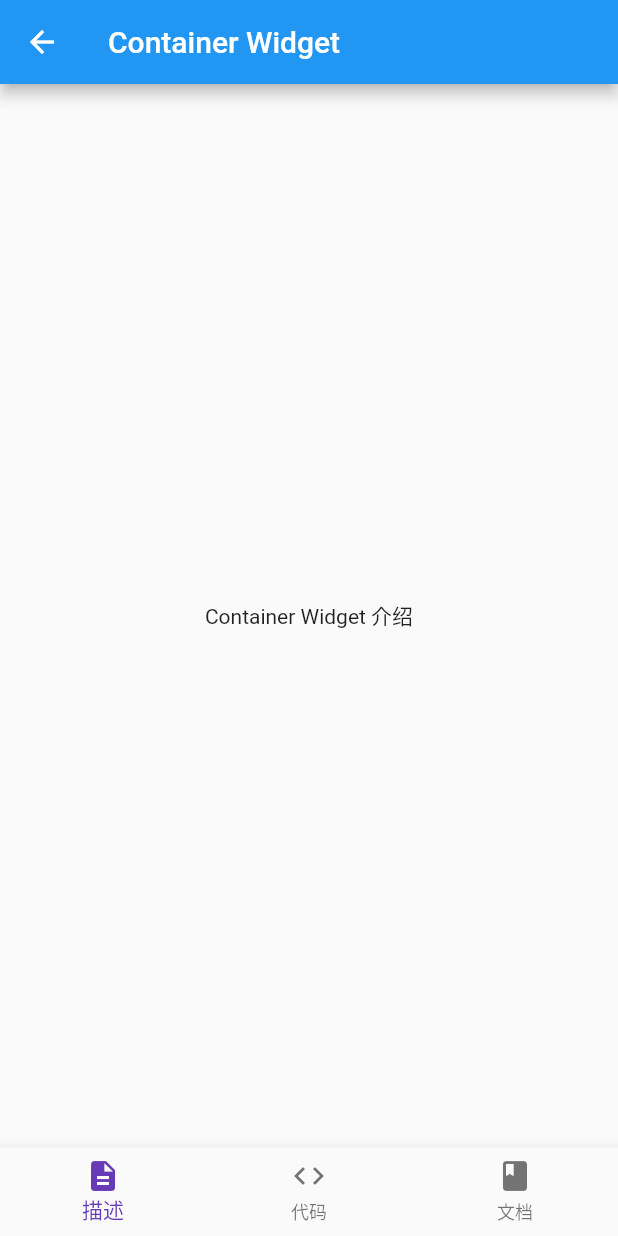
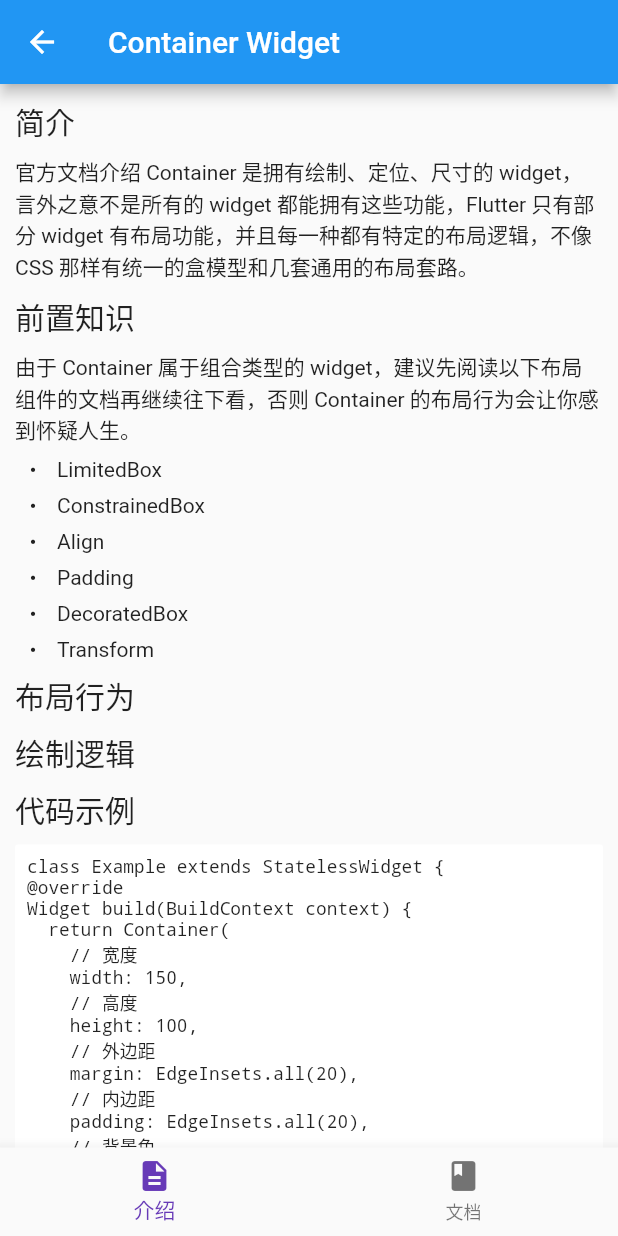
Before and after one commit to yuezhilunhui2009/flutter_study, a Flutter app: the ContainerView screen opened directly, on a phone screen of 412 x 824 dp. Run offline on Flutter 3.47's test engine with Material 2 defaults, Android fonts, the phone set to English and light mode, and no system bars; drawn by our look-alikes of flutter_markdown; missing offline and left inert: flutter_webview_plugin; network calls fail.

````diff
--- a/lib/pages/layout/container_view.dart
+++ b/lib/pages/layout/container_view.dart
@@ -1,35 +1,84 @@
 import 'package:flutter/material.dart';
 import 'package:flutter_webview_plugin/flutter_webview_plugin.dart';
+import 'package:flutter_markdown/flutter_markdown.dart';
 
-/// Container Widget 介绍
-class ContainerDescription extends StatelessWidget {
+String markdown =
+"""
+## 简介
+官方文档介绍 Container 是拥有绘制、定位、尺寸的 widget，言外之意不是所有的 widget 都能拥有这些功能，Flutter 只有部分 widget 有布局功能，并且每一种都有特定的布局逻辑，不像 CSS 那样有统一的盒模型和几套通用的布局套路。
+
+## 前置知识
+由于 Container 属于组合类型的 widget，建议先阅读以下布局组件的文档再继续往下看，否则 Container 的布局行为会让你感到怀疑人生。
+* LimitedBox
+* ConstrainedBox
+* Align
+* Padding
+* DecoratedBox
+* Transform
+
+## 布局行为
+
+## 绘制逻辑
+
+## 代码示例
+```dart
+class Example extends StatelessWidget {
 @override
 Widget build(BuildContext context) {
   return Container(
-      child: Text('Container Widget 介绍'),
+    // 宽度
+    width: 150,
+    // 高度
+    height: 100,
+    // 外边距
+    margin: EdgeInsets.all(20),
+    // 内边距
+    padding: EdgeInsets.all(20),
+    // 背景色
+    color: Colors.amberAccent,
+    // 子 widget
+    child: Text('文字内容文字内容文字内容文字内容文字内容文字内容文字内容文字内容'),
   );
 }
 }
+```
+""";
 
-/// Container Widget 代码示例
-class ContainerCodeExample extends StatelessWidget {
-  @override
-  Widget build(BuildContext context) {
-    return Container(
-      child: Text('Container Widget 代码示例'),
+/// Container Widget 介绍
+final Widget description = ListView(
+  padding: EdgeInsets.all(10),
+  children: <Widget>[
+    MarkdownBody(data: markdown),
+    Container(
+      // 宽度
+      width: 150,
+      // 高度
+      height: 100,
+      // 外边距
+      margin: EdgeInsets.all(20),
+      // 内边距
+      padding: EdgeInsets.all(20),
+      // 装饰
+      decoration: new BoxDecoration(
+        // 边框
+        border: new Border.all(width: 5.0, color: Colors.black),
+        // 背景色
+        color: Colors.amberAccent,
+        // 圆角
+        borderRadius: new BorderRadius.all(new Radius.circular(10.0)),
+      ),
+      // 转换
+      transform: Matrix4.rotationZ(0.1),
+      // 图片作为子 widget
+      child: Image.network('https://flutter.dev/images/catalog-widget-placeholder.png'),
+    ),
+  ],
 );
-  }
-}
 
 /// Container Widget 官方文档
-class ContainerDocumentation extends StatelessWidget {
-  @override
-  Widget build(BuildContext context) {
-    return WebviewScaffold(
+final Widget documentation = WebviewScaffold(
   url: 'https://docs.flutter.io/flutter/widgets/Container-class.html',
 );
-  }
-}
 
 class ContainerView extends StatefulWidget {
   @override
@@ -39,9 +88,8 @@ class ContainerView extends StatefulWidget {
 class _ContainerViewState extends State<ContainerView> {
   int _selectedIndex = 0;
   final _widgetOptions = [
-    ContainerDescription(),
-    ContainerCodeExample(),
-    ContainerDocumentation(),
+    description,
+    documentation,
   ];
 
   @override
@@ -55,8 +103,7 @@ class _ContainerViewState extends State<ContainerView> {
       ),
       bottomNavigationBar: BottomNavigationBar(
         items: <BottomNavigationBarItem>[
-          BottomNavigationBarItem(icon: Icon(Icons.description), title: Text('描述')),
-          BottomNavigationBarItem(icon: Icon(Icons.code), title: Text('代码')),
+          BottomNavigationBarItem(icon: Icon(Icons.description), title: Text('介绍')),
           BottomNavigationBarItem(icon: Icon(Icons.book), title: Text('文档')),
         ],
         currentIndex: _selectedIndex,
--- a/lib/pages/layout/limited_box_view.dart
+++ b/lib/pages/layout/limited_box_view.dart
@@ -1,15 +1,68 @@
 import 'package:flutter/material.dart';
+import 'package:flutter_webview_plugin/flutter_webview_plugin.dart';
+import 'package:flutter_markdown/flutter_markdown.dart';
 
-class LimitedBoxView extends StatelessWidget {
+String markdown =
+"""
+## 简介
+
+## 前置知识
+
+## 布局行为
+
+## 绘制逻辑
+
+## 代码示例
+""";
+
+/// LimitedBox Widget 介绍
+final Widget description = ListView(
+  children: <Widget>[
+    MarkdownBody(data: markdown),
+  ],
+);
+
+/// LimitedBox Widget 官方文档
+final Widget documentation = WebviewScaffold(
+  url: 'https://docs.flutter.io/flutter/widgets/LimitedBox-class.html',
+);
+
+class LimitedBoxView extends StatefulWidget {
+  @override
+  _LimitedBoxViewState createState() => _LimitedBoxViewState();
+}
+
+class _LimitedBoxViewState extends State<LimitedBoxView> {
+  int _selectedIndex = 0;
+  final _widgetOptions = [
+    description,
+    documentation,
+  ];
+
   @override
   Widget build(BuildContext context) {
     return Scaffold(
       appBar: AppBar(
         title: Text('LimitedBox Widget'),
       ),
-      body: Container(
-        child: Text('limited_box_view'),
+      body: Center(
+        child: _widgetOptions.elementAt(_selectedIndex),
+      ),
+      bottomNavigationBar: BottomNavigationBar(
+        items: <BottomNavigationBarItem>[
+          BottomNavigationBarItem(icon: Icon(Icons.description), title: Text('介绍')),
+          BottomNavigationBarItem(icon: Icon(Icons.book), title: Text('文档')),
+        ],
+        currentIndex: _selectedIndex,
+        fixedColor: Colors.deepPurple,
+        onTap: _onItemTapped,
       ),
     );
   }
+
+  void _onItemTapped(int index) {
+    setState(() {
+      _selectedIndex = index;
+    });
+  }
 }
--- a/pubspec.yaml
+++ b/pubspec.yaml
@@ -24,6 +24,7 @@ dependencies:
   # Use with the CupertinoIcons class for iOS style icons.
   cupertino_icons: ^0.1.2
   flutter_webview_plugin: ^0.3.1
+  flutter_markdown: ^0.2.0
 
 dev_dependencies:
   flutter_test:
````
Also changed, not shown: pubspec.lock, 3 other files. Lines whose indentation alone changed are shown as unchanged.
